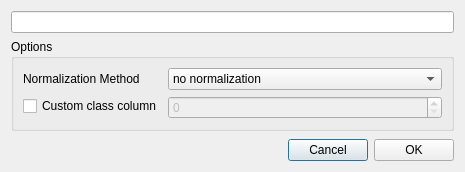
DarthCoder117/Lots-of-Lines, file Application/LotsOfLinesApp/LotsOfLinesApp/LoadDataDialog.ui: the form before one commit.
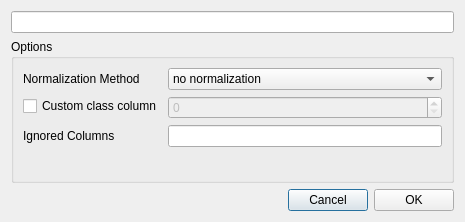
The form after the commit.

What changed in the file:
```diff
--- a/Application/LotsOfLinesApp/LotsOfLinesApp/LoadDataDialog.ui
+++ b/Application/LotsOfLinesApp/LotsOfLinesApp/LoadDataDialog.ui
@@ -7,7 +7,7 @@
     <x>0</x>
     <y>0</y>
     <width>465</width>
-    <height>172</height>
+    <height>222</height>
    </rect>
   </property>
   <property name="windowTitle">
@@ -30,16 +30,6 @@
       <string>Options</string>
      </property>
      <layout class="QFormLayout" name="formLayout">
-      <item row="3" column="1">
-       <widget class="QSpinBox" name="classColumnSelect">
-        <property name="enabled">
-         <bool>false</bool>
-        </property>
-        <property name="toolTip">
-         <string>The column index that will be used as the data class.</string>
-        </property>
-       </widget>
-      </item>
       <item row="0" column="0">
        <widget class="QLabel" name="label_2">
         <property name="text">
@@ -73,22 +63,29 @@
         </property>
        </widget>
       </item>
+      <item row="3" column="1">
+       <widget class="QSpinBox" name="classColumnSelect">
+        <property name="enabled">
+         <bool>false</bool>
+        </property>
+        <property name="toolTip">
+         <string>The column index that will be used as the data class.</string>
+        </property>
+       </widget>
+      </item>
+      <item row="4" column="0">
+       <widget class="QLabel" name="label">
+        <property name="text">
+         <string>Ignored Columns</string>
+        </property>
+       </widget>
+      </item>
+      <item row="4" column="1">
+       <widget class="QLineEdit" name="ignoredColumnsLineEdit"/>
+      </item>
      </layout>
     </widget>
    </item>
-   <item>
-    <spacer name="verticalSpacer">
-     <property name="orientation">
-      <enum>Qt::Vertical</enum>
-     </property>
-     <property name="sizeHint" stdset="0">
-      <size>
-       <width>20</width>
-       <height>40</height>
-      </size>
-     </property>
-    </spacer>
-   </item>
    <item>
     <layout class="QHBoxLayout" name="horizontalLayout_2">
      <item>
```
